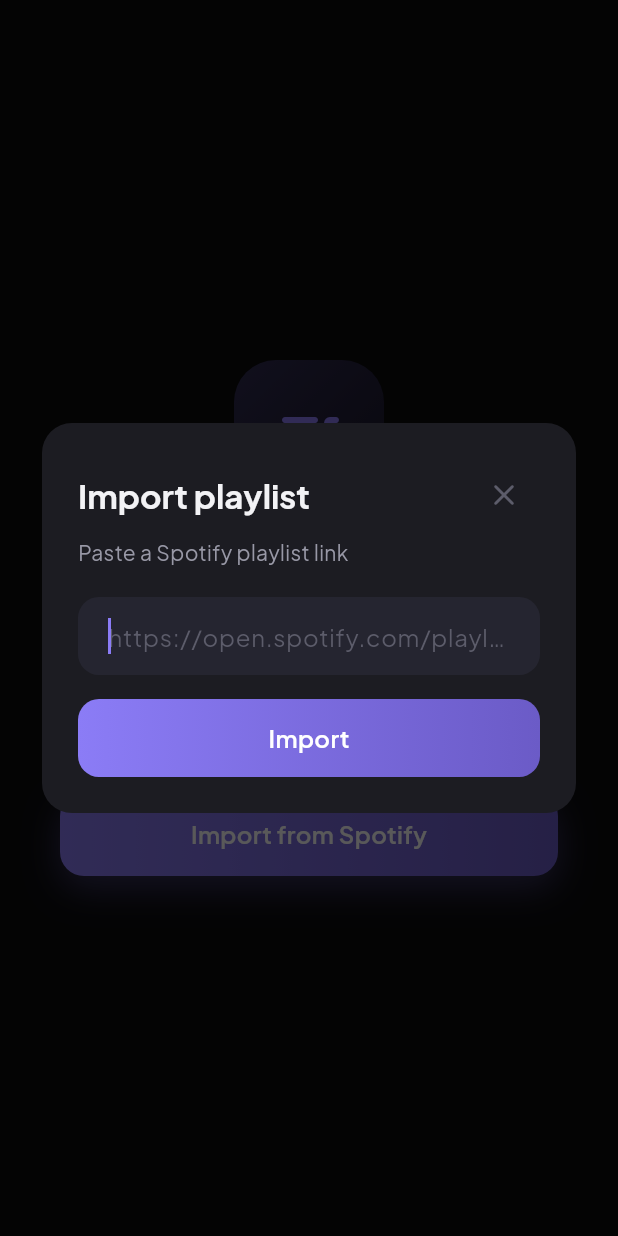
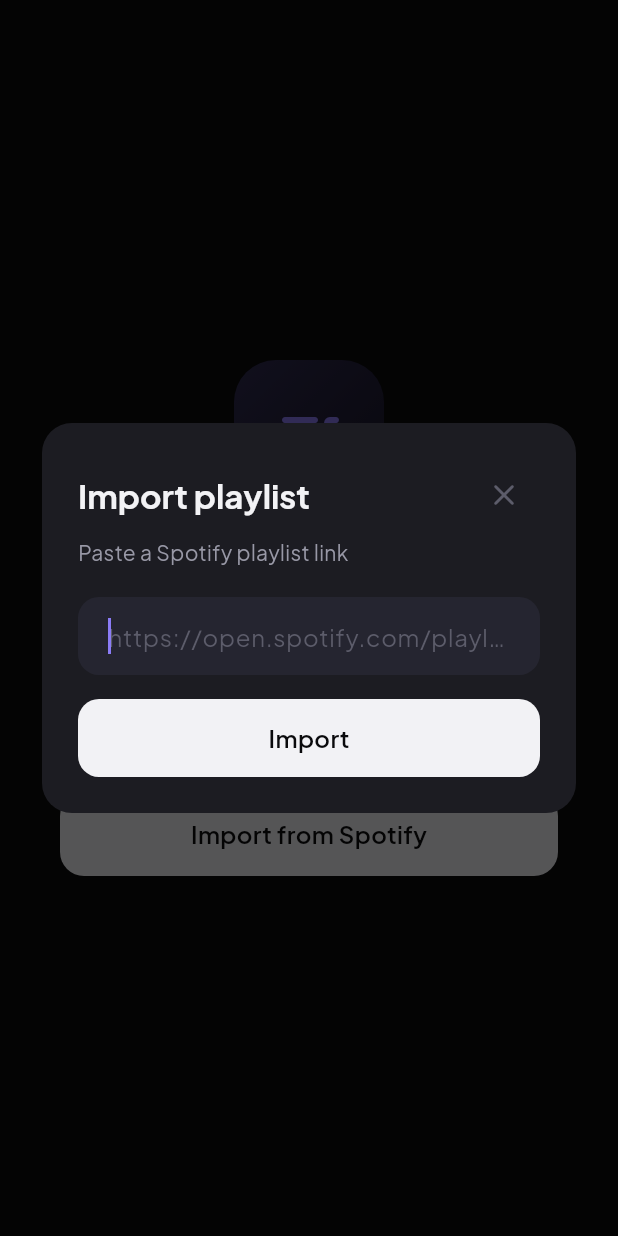
Before and after one commit to khanak0509/SpotPlayer, a Flutter app: the screen it shows after launch, after a tap on "Import from Spotify", on a phone screen of 412 x 824 dp. Run offline on Flutter 3.47's test engine with Material 3 defaults, Android fonts, the phone set to English and light mode, and no system bars; our stand-ins replace cached_network_image, dio, flutter_riverpod, google_fonts, hive_flutter, just_audio and 1 more; missing offline and left inert: audio_session; accounts and stored records are empty.

Commit message:
Point app at Render and polish playback UI.
Use the deployed API by default, replace glowing purple play buttons with flat white controls, and brighten track index and duration text for readability.

```diff
--- a/app/lib/screens/import_empty_screen.dart
+++ b/app/lib/screens/import_empty_screen.dart
@@ -64,23 +64,14 @@
                     width: double.infinity,
                     height: 56,
                     decoration: BoxDecoration(
-                      gradient: const LinearGradient(
-                        colors: [AppColors.accent, AppColors.accentMuted],
-                      ),
+                      color: AppColors.textPrimary,
                       borderRadius: BorderRadius.circular(16),
-                      boxShadow: [
-                        BoxShadow(
-                          color: AppColors.accent.withValues(alpha: 0.35),
-                          blurRadius: 20,
-                          offset: const Offset(0, 8),
-                        ),
-                      ],
                     ),
                     alignment: Alignment.center,
                     child: const Text(
                       'Import from Spotify',
                       style: TextStyle(
-                        color: Colors.white,
+                        color: AppColors.background,
                         fontWeight: FontWeight.w600,
                         fontSize: 16,
                       ),
--- a/app/lib/services/api.dart
+++ b/app/lib/services/api.dart
@@ -6,7 +6,7 @@
 final apiProvider = Provider((ref) => ApiService());
 
 class ApiService {
-  static const defaultBaseUrl = 'http://127.0.0.1:8000/api';
+  static const defaultBaseUrl = 'https://spotplayer-api.onrender.com/api';
   static const coldStartTimeout = Duration(seconds: 90);
   static const normalTimeout = Duration(seconds: 30);
 
--- a/app/lib/widgets/import_sheet.dart
+++ b/app/lib/widgets/import_sheet.dart
@@ -149,16 +149,14 @@
               child: Container(
                 height: 52,
                 decoration: BoxDecoration(
-                  gradient: const LinearGradient(
-                    colors: [AppColors.accent, AppColors.accentMuted],
-                  ),
+                  color: AppColors.textPrimary,
                   borderRadius: BorderRadius.circular(14),
                 ),
                 alignment: Alignment.center,
                 child: const Text(
                   'Import',
                   style: TextStyle(
-                    color: Colors.white,
+                    color: AppColors.background,
                     fontWeight: FontWeight.w600,
                     fontSize: 16,
                   ),
```
Also changed, not shown: app/lib/screens/now_playing_screen.dart (+4 -21 lines), app/lib/screens/playlist_detail_screen.dart (+5 -8 lines), app/lib/widgets/track_row.dart (+6 -3 lines).
